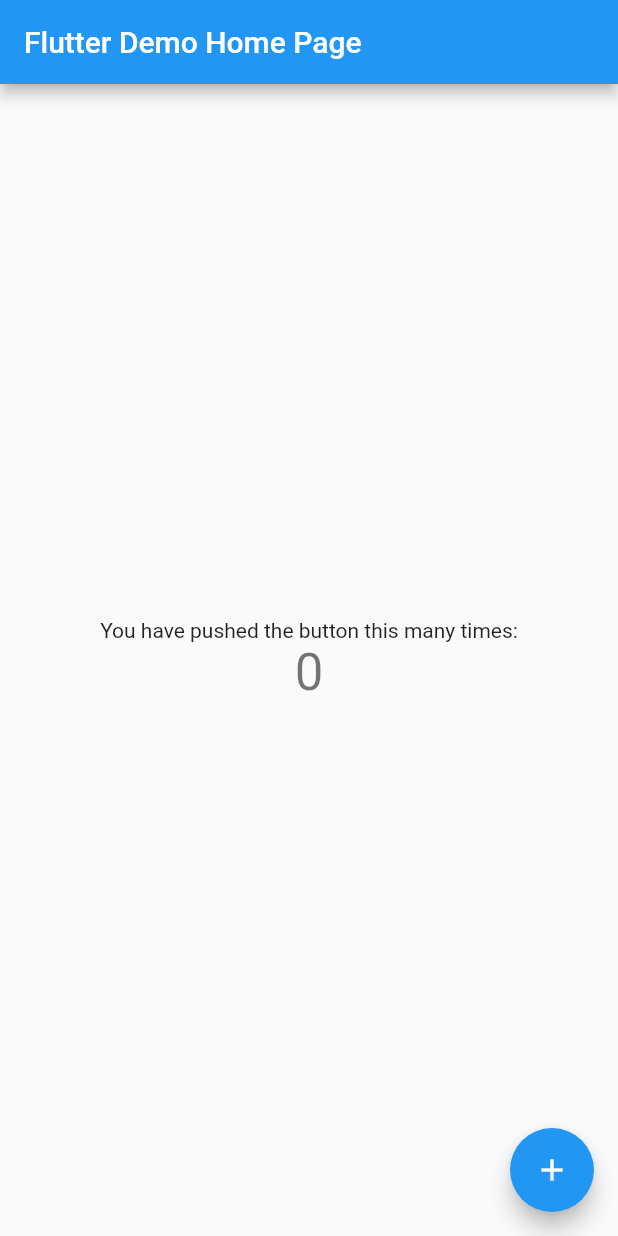
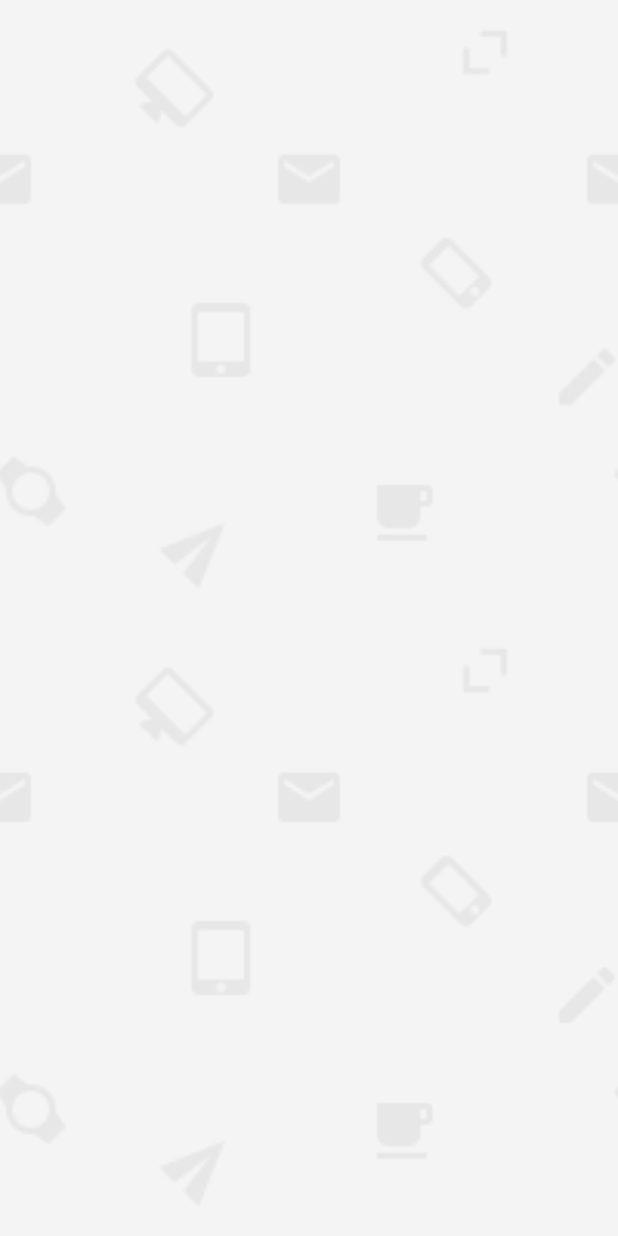
Before and after one commit to mcbryan1/talkchaw, a Flutter app: the screen it shows after launch, on a phone screen of 412 x 824 dp. Run offline on Flutter 3.47's test engine with Material 2 defaults, Android fonts, the light colour scheme and no system bars; our stand-ins replace go_router, google_fonts, responsive_framework.

Commit message:
wip: installed some packages

```diff
--- a/lib/main.dart
+++ b/lib/main.dart
@@ -1,4 +1,7 @@
 import 'package:flutter/material.dart';
+import 'package:go_router/go_router.dart';
+import 'package:responsive_framework/responsive_framework.dart';
+import 'package:talkchaw/screens/welcome_screen/welcome_screen.dart';
 
 void main() {
   runApp(const MyApp());
@@ -10,59 +13,31 @@
   // This widget is the root of your application.
   @override
   Widget build(BuildContext context) {
-    return MaterialApp(
-      title: 'Flutter Demo',
-      theme: ThemeData(
-        primarySwatch: Colors.blue,
-      ),
-      home: const MyHomePage(title: 'Flutter Demo Home Page'),
+    return MaterialApp.router(
+      builder: (context, child) => ResponsiveWrapper.builder(child,
+          maxWidth: 1000,
+          minWidth: 430,
+          defaultScale: true,
+          breakpoints: [
+            const ResponsiveBreakpoint.resize(430, name: MOBILE),
+            const ResponsiveBreakpoint.autoScale(800, name: TABLET),
+            const ResponsiveBreakpoint.autoScale(1000, name: TABLET)
+          ]),
+      title: 'Talk Chaw',
+      debugShowCheckedModeBanner: false,
+      routeInformationParser: _router.routeInformationParser,
+      routerDelegate: _router.routerDelegate,
     );
   }
 }
 
-class MyHomePage extends StatefulWidget {
-  const MyHomePage({super.key, required this.title});
-
-  final String title;
-
-  @override
-  State<MyHomePage> createState() => _MyHomePageState();
-}
-
-class _MyHomePageState extends State<MyHomePage> {
-  int _counter = 0;
-
-  void _incrementCounter() {
-    setState(() {
-      _counter++;
-    });
-  }
-
-  @override
-  Widget build(BuildContext context) {
-    return Scaffold(
-      appBar: AppBar(
-        title: Text(widget.title),
-      ),
-      body: Center(
-        child: Column(
-          mainAxisAlignment: MainAxisAlignment.center,
-          children: <Widget>[
-            const Text(
-              'You have pushed the button this many times:',
-            ),
-            Text(
-              '$_counter',
-              style: Theme.of(context).textTheme.headline4,
-            ),
-          ],
-        ),
-      ),
-      floatingActionButton: FloatingActionButton(
-        onPressed: _incrementCounter,
-        tooltip: 'Increment',
-        child: const Icon(Icons.add),
-      ),
-    );
-  }
-}
+late final GoRouter _router = GoRouter(
+  initialLocation: '/',
+  routes: <GoRoute>[
+    GoRoute(
+      path: '/',
+      builder: (BuildContext context, GoRouterState state) =>
+          const WelcomeScreen(),
+    ),
+  ],
+);
--- /dev/null
+++ b/lib/screens/welcome_screen/welcome_screen.dart
@@ -0,0 +1,24 @@
+import 'package:flutter/material.dart';
+import 'package:talkchaw/constants.dart';
+import 'package:talkchaw/widgets/text/talk_chaw_text.dart';
+
+class WelcomeScreen extends StatelessWidget {
+  const WelcomeScreen({Key? key}) : super(key: key);
+
+  @override
+  Widget build(BuildContext context) {
+    return Scaffold(
+        body: // Full background
+            Container(
+                width: double.infinity,
+                decoration: const BoxDecoration(
+                    image: DecorationImage(
+                        image: AssetImage('assets/images/bg.png'),
+                        fit: BoxFit.cover)),
+                child: // Column
+                    Column(
+                        mainAxisAlignment: MainAxisAlignment.center,
+                        crossAxisAlignment: CrossAxisAlignment.center,
+                        children: [])));
+  }
+}
```
Also changed, not shown: lib/constants.dart (added, +7 -0 lines), lib/widgets/text/talk_chaw_text.dart (added, +39 -0 lines), pubspec.yaml (+8 -20 lines), assets/images/bg.png (added), assets/images/email-pattern.webp (added), pubspec.lock, 1 other file.
